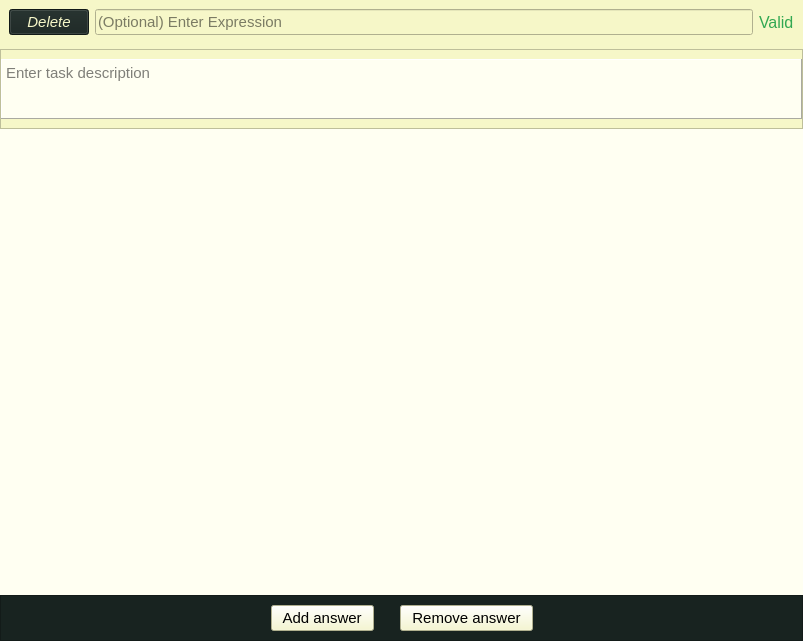
adibozzhanov/LeProgram, file src/views/ui/taskMaking.ui: the form before one commit.
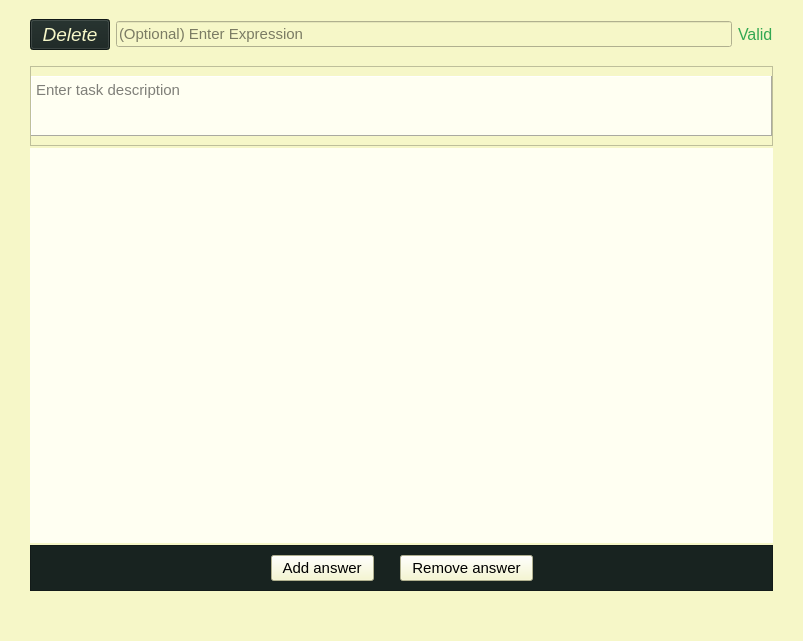
The form after the commit.

Commit message: making ask lep page pretty

```diff
--- a/src/views/ui/taskMaking.ui
+++ b/src/views/ui/taskMaking.ui
@@ -19,20 +19,23 @@
   </property>
   <layout class="QGridLayout" name="gridLayout">
    <property name="leftMargin">
-    <number>0</number>
+    <number>30</number>
    </property>
    <property name="topMargin">
-    <number>0</number>
+    <number>10</number>
    </property>
    <property name="rightMargin">
-    <number>0</number>
+    <number>30</number>
    </property>
    <property name="bottomMargin">
-    <number>0</number>
+    <number>50</number>
    </property>
-   <property name="spacing">
+   <property name="horizontalSpacing">
     <number>0</number>
    </property>
+   <property name="verticalSpacing">
+    <number>2</number>
+   </property>
    <item row="1" column="0">
     <spacer name="horizontalSpacer">
      <property name="orientation">
@@ -55,12 +58,18 @@
       <enum>QFrame::Raised</enum>
      </property>
      <layout class="QHBoxLayout" name="horizontalLayout_3">
+      <property name="leftMargin">
+       <number>0</number>
+      </property>
+      <property name="rightMargin">
+       <number>0</number>
+      </property>
       <item>
        <widget class="QPushButton" name="deleteButton">
         <property name="font">
          <font>
           <family>Helvetica Neue</family>
-          <pointsize>11</pointsize>
+          <pointsize>14</pointsize>
           <italic>true</italic>
          </font>
         </property>
@@ -254,8 +263,8 @@
        <rect>
         <x>0</x>
         <y>0</y>
-        <width>803</width>
-        <height>466</height>
+        <width>743</width>
+        <height>393</height>
        </rect>
       </property>
       <layout class="QVBoxLayout" name="verticalLayout_2">
```
The commit also changes 9 other files.
